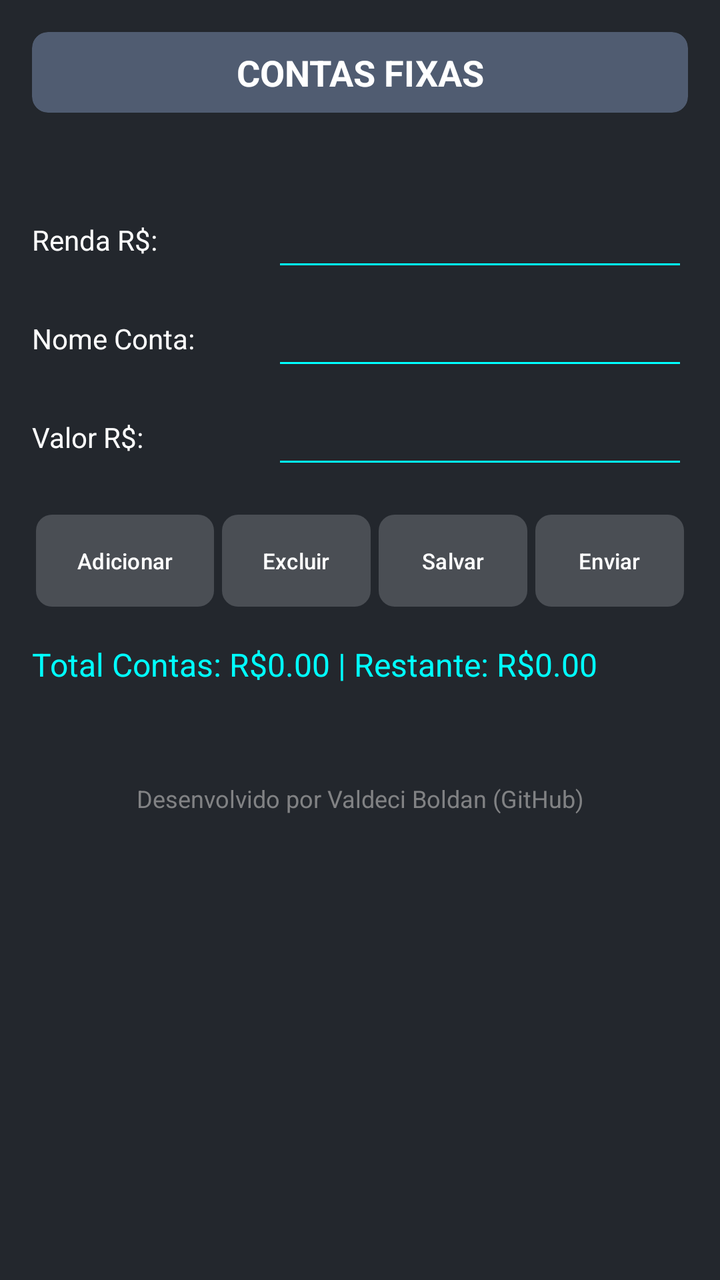
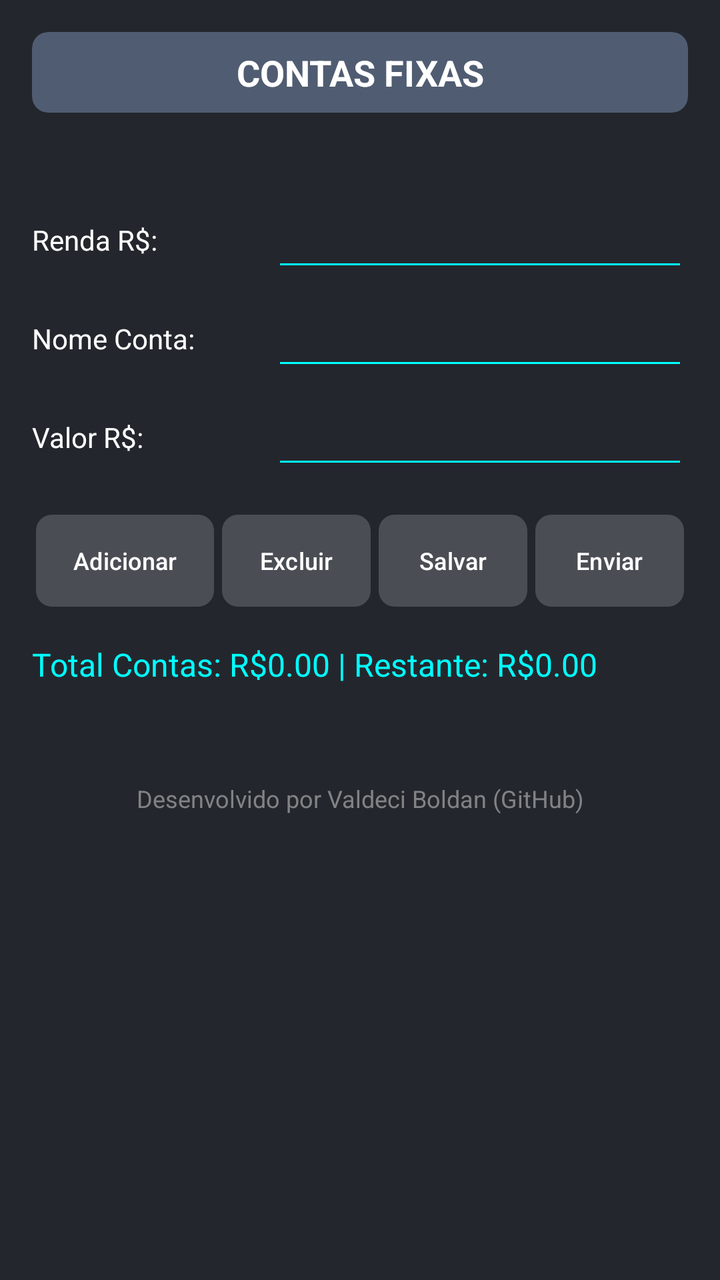

Two renders of the same Android screen: before a commit and after it. Below are the layout's source before the change and the commit's diff.
<!-- AndroidManifest.xml: application theme Theme.CalculadoradeCompras -->
<!-- res/layout/fragment_contas_fixas.xml -->
<?xml version="1.0" encoding="utf-8"?>
<ScrollView xmlns:android="http://schemas.android.com/apk/res/android"
    xmlns:app="http://schemas.android.com/apk/res-auto"
    android:layout_width="match_parent"
    android:layout_height="match_parent"
    android:background="#23272d"
    android:fillViewport="true">

    <LinearLayout
        android:layout_width="match_parent"
        android:layout_height="wrap_content"
        android:clipChildren="false"
        android:clipToPadding="false"
        android:orientation="vertical"
        android:padding="16dp">

        
        <com.google.android.material.card.MaterialCardView
            android:layout_width="match_parent"
            android:layout_height="wrap_content"
            android:layout_marginBottom="12dp"
            app:cardBackgroundColor="#505c71"
            app:cardCornerRadius="8dp"
            app:cardElevation="0dp"
            app:strokeWidth="0dp">

            <TextView
                android:layout_width="match_parent"
                android:layout_height="wrap_content"
                android:padding="8dp"
                android:text="CONTAS FIXAS"
                android:textAlignment="center"
                android:textColor="#FFFFFF"
                android:textSize="18sp"
                android:textStyle="bold" />

        </com.google.android.material.card.MaterialCardView>

        
        <TextView
            android:id="@+id/lblDataContas"
            android:layout_width="match_parent"
            android:layout_height="wrap_content"
            android:layout_marginBottom="12dp"
            android:textColor="#FFFFFF"
            android:textSize="14sp" />

        
        <LinearLayout
            android:layout_width="match_parent"
            android:layout_height="wrap_content"
            android:layout_marginBottom="8dp"
            android:gravity="center_vertical"
            android:orientation="horizontal">

            <TextView
                android:layout_width="120dp"
                android:layout_height="wrap_content"
                android:text="Renda R$:"
                android:textColor="#FFFFFF" />

            <EditText
                android:id="@+id/entRendaContas"
                android:layout_width="match_parent"
                android:layout_height="wrap_content"
                android:backgroundTint="#00FFFF"
                android:imeOptions="actionNext"
                android:inputType="numberDecimal"
                android:textColor="#FFFFFF" />
        </LinearLayout>

        
        <LinearLayout
            android:layout_width="match_parent"
            android:layout_height="wrap_content"
            android:layout_marginBottom="8dp"
            android:gravity="center_vertical"
            android:orientation="horizontal">

            <TextView
                android:layout_width="120dp"
                android:layout_height="wrap_content"
                android:text="Nome Conta:"
                android:textColor="#FFFFFF" />

            <EditText
                android:id="@+id/entNomeConta"
                android:layout_width="match_parent"
                android:layout_height="wrap_content"
                android:backgroundTint="#00FFFF"
                android:imeOptions="actionNext"
                android:inputType="textCapSentences"
                android:textColor="#FFFFFF" />
        </LinearLayout>

        
        <LinearLayout
            android:layout_width="match_parent"
            android:layout_height="wrap_content"
            android:layout_marginBottom="16dp"
            android:gravity="center_vertical"
            android:orientation="horizontal">

            <TextView
                android:layout_width="120dp"
                android:layout_height="wrap_content"
                android:text="Valor R$:"
                android:textColor="#FFFFFF" />

            <EditText
                android:id="@+id/entValorConta"
                android:layout_width="match_parent"
                android:layout_height="wrap_content"
                android:backgroundTint="#00FFFF"
                android:imeOptions="actionDone"
                android:inputType="numberDecimal"
                android:textColor="#FFFFFF" />
        </LinearLayout>

        
        <LinearLayout
            android:layout_width="match_parent"
            android:layout_height="wrap_content"
            android:layout_marginBottom="16dp"
            android:orientation="horizontal"
            android:padding="2dp">

            <com.google.android.material.button.MaterialButton
                android:id="@+id/btnAddConta"
                android:layout_width="0dp"
                android:layout_height="46dp"
                android:layout_marginEnd="4dp"
                android:layout_weight="1.2"
                android:insetLeft="0dp"
                android:insetTop="0dp"
                android:insetRight="0dp"
                android:insetBottom="0dp"
                android:padding="2dp"
                android:text="Adicionar"
                android:textAllCaps="false"
                android:textColor="#FFFFFF"
                android:textSize="11sp"
                app:backgroundTint="#4A4E54"
                app:cornerRadius="8dp" />

            <com.google.android.material.button.MaterialButton
                android:id="@+id/btnExcConta"
                android:layout_width="0dp"
                android:layout_height="46dp"
                android:layout_marginEnd="4dp"
                android:layout_weight="1"
                android:insetLeft="0dp"
                android:insetTop="0dp"
                android:insetRight="0dp"
                android:insetBottom="0dp"
                android:padding="2dp"
                android:text="Excluir"
                android:textAllCaps="false"
                android:textColor="#FFFFFF"
                android:textSize="11sp"
                app:backgroundTint="#4A4E54"
                app:cornerRadius="8dp" />

            <com.google.android.material.button.MaterialButton
                android:id="@+id/btnSalvarContas"
                android:layout_width="0dp"
                android:layout_height="46dp"
                android:layout_marginEnd="4dp"
                android:layout_weight="1"
                android:insetLeft="0dp"
                android:insetTop="0dp"
                android:insetRight="0dp"
                android:insetBottom="0dp"
                android:padding="2dp"
                android:text="Salvar"
                android:textAllCaps="false"
                android:textColor="#FFFFFF"
                android:textSize="11sp"
                app:backgroundTint="#4A4E54"
                app:cornerRadius="8dp" />

            <com.google.android.material.button.MaterialButton
                android:id="@+id/btnEnviarContas"
                android:layout_width="0dp"
                android:layout_height="46dp"
                android:layout_weight="1"
                android:enabled="false"
                android:insetLeft="0dp"
                android:insetTop="0dp"
                android:insetRight="0dp"
                android:insetBottom="0dp"
                android:padding="2dp"
                android:text="Enviar"
                android:textAllCaps="false"
                android:textColor="#FFFFFF"
                android:textSize="11sp"
                app:backgroundTint="#4A4E54"
                app:cornerRadius="8dp" />
        </LinearLayout>

        
        <TextView
            android:id="@+id/lblStatusContas"
            android:layout_width="match_parent"
            android:layout_height="wrap_content"
            android:layout_marginBottom="8dp"
            android:text="Total Contas: R$0.00 | Restante: R$0.00"
            android:textColor="#00ffff"
            android:textSize="16sp" />

        
        <LinearLayout
            android:id="@+id/boxListaContas"
            android:layout_width="match_parent"
            android:layout_height="wrap_content"
            android:orientation="vertical"
            android:padding="4dp" />

        
        <TextView
            android:id="@+id/tvFooterContas"
            android:layout_width="match_parent"
            android:layout_height="wrap_content"
            android:layout_marginTop="20dp"
            android:alpha="0.7"
            android:clickable="true"
            android:focusable="true"
            android:gravity="center"
            android:padding="12dp"
            android:text="Desenvolvido por Valdeci Boldan (GitHub)"
            android:textColor="#AAAAAA"
            android:textSize="12sp" />

    </LinearLayout>
</ScrollView>
<!-- resources referenced by this layout -->
<resources>
  <style name="Theme.CalculadoradeCompras" parent="Base.Theme.CalculadoradeCompras" />
  <style name="Base.Theme.CalculadoradeCompras" parent="Theme.Material3.DayNight.NoActionBar">
          
          
          
      </style>
</resources>

<!-- the commit's change to res/layout/fragment_contas_fixas.xml (unified diff, before → after) -->
@@ -139,7 +139,7 @@
                 android:text="Adicionar"
                 android:textAllCaps="false"
                 android:textColor="#FFFFFF"
-                android:textSize="11sp"
+                android:textSize="12sp"
                 app:backgroundTint="#4A4E54"
                 app:cornerRadius="8dp" />
 
@@ -157,7 +157,7 @@
                 android:text="Excluir"
                 android:textAllCaps="false"
                 android:textColor="#FFFFFF"
-                android:textSize="11sp"
+                android:textSize="12sp"
                 app:backgroundTint="#4A4E54"
                 app:cornerRadius="8dp" />
 
@@ -175,7 +175,7 @@
                 android:text="Salvar"
                 android:textAllCaps="false"
                 android:textColor="#FFFFFF"
-                android:textSize="11sp"
+                android:textSize="12sp"
                 app:backgroundTint="#4A4E54"
                 app:cornerRadius="8dp" />
 
@@ -193,7 +193,7 @@
                 android:text="Enviar"
                 android:textAllCaps="false"
                 android:textColor="#FFFFFF"
-                android:textSize="11sp"
+                android:textSize="12sp"
                 app:backgroundTint="#4A4E54"
                 app:cornerRadius="8dp" />
         </LinearLayout>
